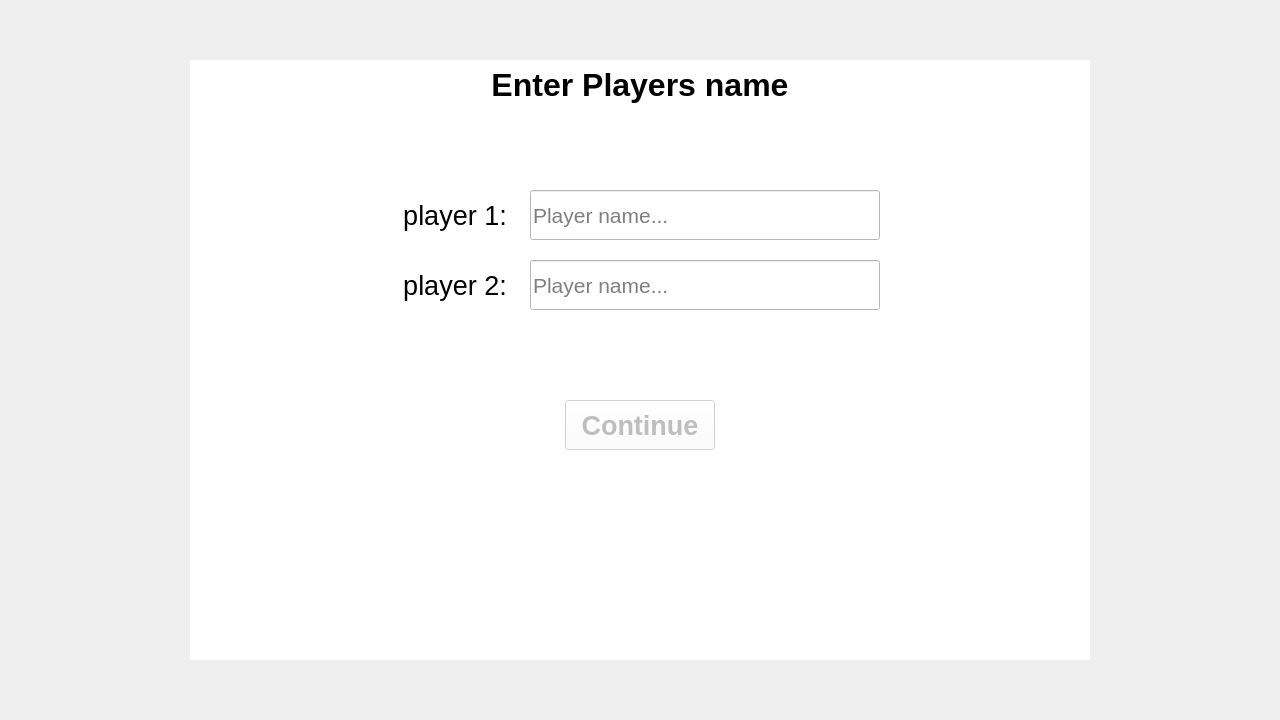
Alireza-ghanbari/Undaunted, file UndauntedPhase1/loginscreen.ui: the form before one commit.
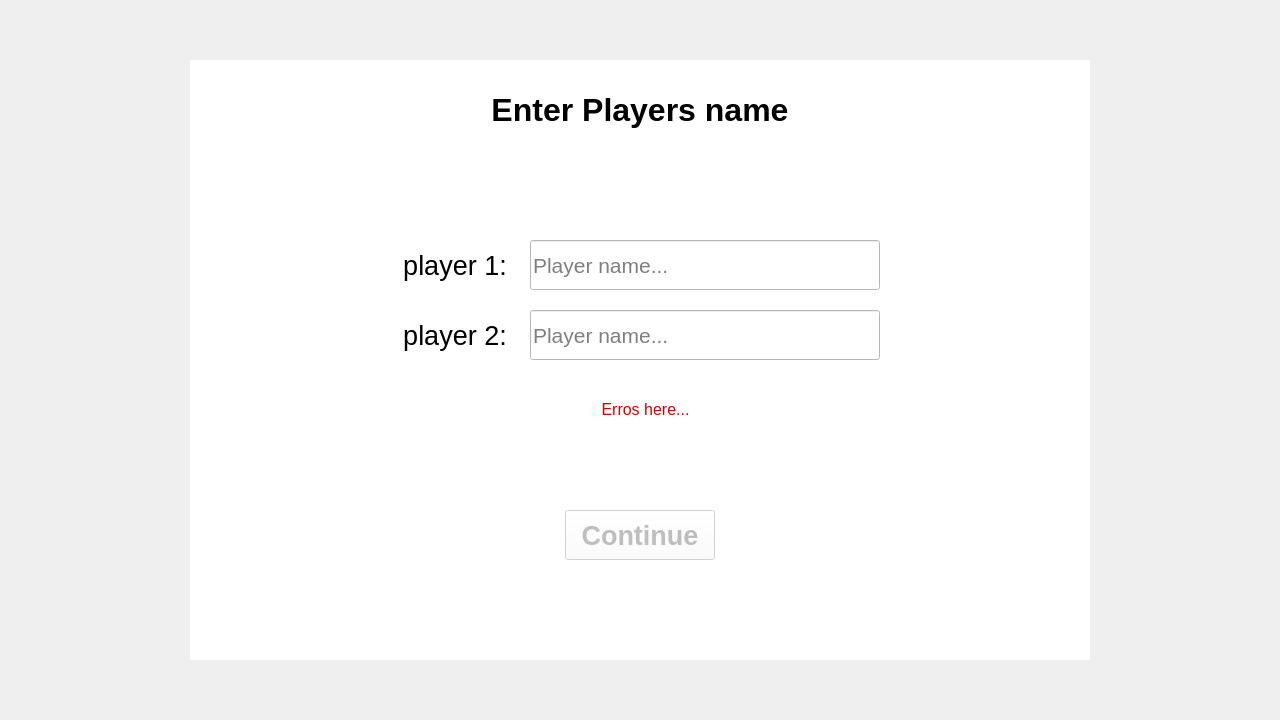
The form after the commit.

The edit to the form file:
```diff
--- a/UndauntedPhase1/loginscreen.ui
+++ b/UndauntedPhase1/loginscreen.ui
@@ -14,7 +14,7 @@
    <string>Form</string>
   </property>
   <layout class="QGridLayout" name="gridLayout">
-   <item row="0" column="1">
+   <item row="0" column="0">
     <widget class="QGroupBox" name="groupBox">
      <property name="enabled">
       <bool>true</bool>
@@ -46,7 +46,7 @@
         <x>0</x>
         <y>0</y>
         <width>900</width>
-        <height>50</height>
+        <height>100</height>
        </rect>
       </property>
       <property name="sizePolicy">
@@ -58,13 +58,13 @@
       <property name="minimumSize">
        <size>
         <width>900</width>
-        <height>50</height>
+        <height>100</height>
        </size>
       </property>
       <property name="maximumSize">
        <size>
         <width>900</width>
-        <height>50</height>
+        <height>100</height>
        </size>
       </property>
       <property name="font">
@@ -88,21 +88,21 @@
       <property name="geometry">
        <rect>
         <x>0</x>
-        <y>50</y>
+        <y>100</y>
         <width>900</width>
-        <height>550</height>
+        <height>500</height>
        </rect>
       </property>
       <property name="minimumSize">
        <size>
         <width>900</width>
-        <height>550</height>
+        <height>500</height>
        </size>
       </property>
       <property name="maximumSize">
        <size>
         <width>900</width>
-        <height>550</height>
+        <height>500</height>
        </size>
       </property>
       <widget class="QLineEdit" name="lineEditP2">
@@ -133,7 +133,7 @@
        <property name="geometry">
         <rect>
          <x>375</x>
-         <y>290</y>
+         <y>350</y>
          <width>150</width>
          <height>50</height>
         </rect>
@@ -218,25 +218,25 @@
       <widget class="QLabel" name="errorLabel">
        <property name="geometry">
         <rect>
-         <x>330</x>
-         <y>410</y>
-         <width>261</width>
+         <x>220</x>
+         <y>240</y>
+         <width>471</width>
          <height>71</height>
         </rect>
        </property>
        <property name="font">
         <font>
-         <pointsize>16</pointsize>
+         <pointsize>12</pointsize>
         </font>
        </property>
        <property name="styleSheet">
         <string notr="true">color: rgb(213, 0, 0);</string>
        </property>
        <property name="text">
-        <string/>
+        <string>Erros here...</string>
        </property>
        <property name="alignment">
-        <set>Qt::AlignmentFlag::AlignCenter</set>
+        <set>Qt::AlignmentFlag::AlignHCenter|Qt::AlignmentFlag::AlignTop</set>
        </property>
       </widget>
      </widget>
```
